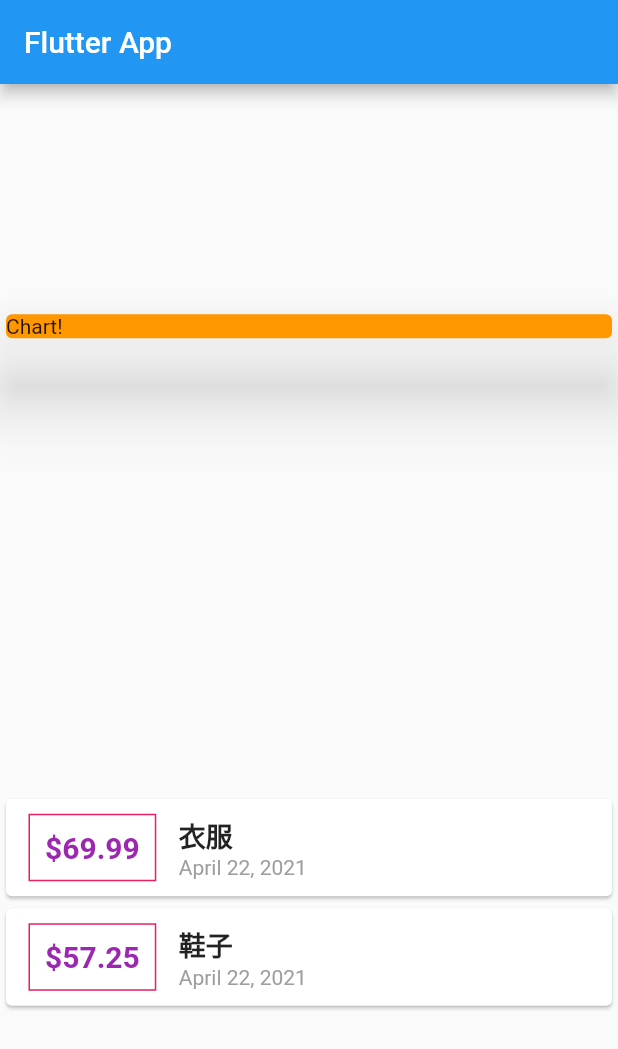
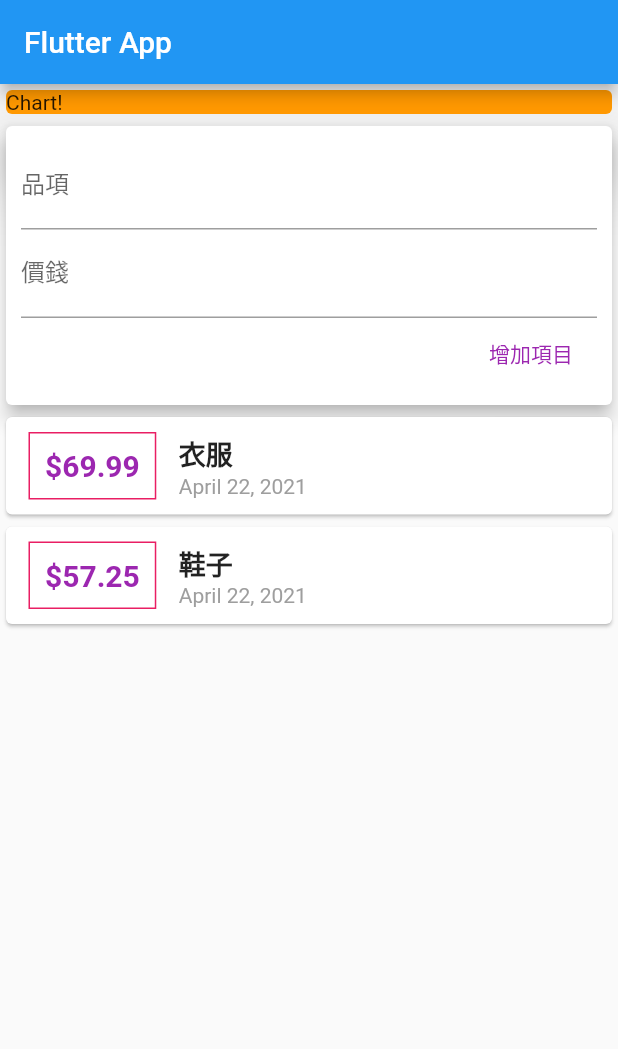
Before and after one commit to Liao-fung-min/flutter_APP, a Flutter app: the screen it shows after launch, on a phone screen of 412 x 824 dp. Shown: the top 1049 px of the screen. Run offline on Flutter 3.47's test engine with Material 2 defaults, Android fonts, the phone set to English and light mode, and no system bars.

Commit message:
增加輸入訊息的功能

```diff
--- a/personal_express_app/lib/main.dart
+++ b/personal_express_app/lib/main.dart
@@ -36,7 +36,7 @@ class MyHomePage extends StatelessWidget {
         title: Text('Flutter App'),
       ),
       body: Column(
-        mainAxisAlignment: MainAxisAlignment.spaceAround,
+        //mainAxisAlignment: MainAxisAlignment.end,
         crossAxisAlignment: CrossAxisAlignment.stretch,
         children: <Widget>[
           Container(
@@ -45,6 +45,28 @@ class MyHomePage extends StatelessWidget {
               color: Colors.orange,
               child: Text('Chart!'),
               elevation: 20,
+            ),
+          ),
+          Card(
+            elevation: 5,
+            child: Container(
+              padding: EdgeInsets.all(10),
+              child: Column(
+                crossAxisAlignment: CrossAxisAlignment.end,
+                children: <Widget>[
+                  TextField(
+                    decoration: InputDecoration(labelText: '品項'),
+                  ),
+                  TextField(
+                    decoration: InputDecoration(labelText: '價錢'),
+                  ),
+                  FlatButton(
+                    onPressed: () {},
+                    child: Text('增加項目'),
+                    textColor: Colors.purple,
+                  ),
+                ],
+              ),
             ),
           ),
           Column(
```
